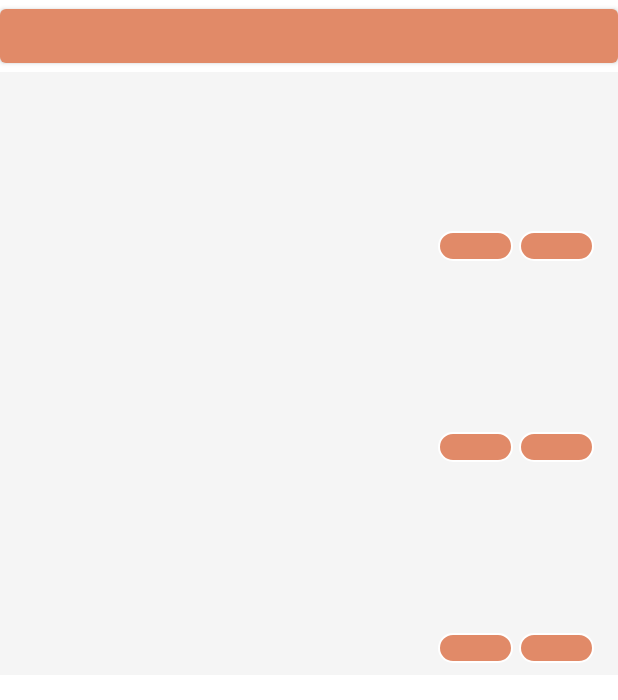
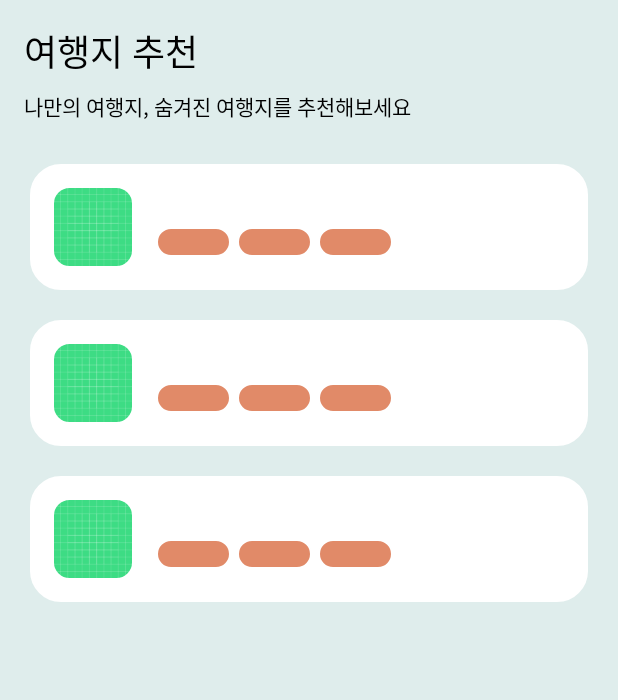
Before and after one commit to dahaeng/dahaeng-android, an Android app: the layout activity_community.xml on its own in the app's theme, with its tools: preview values and no code run, on a phone screen of 412 x 824 dp. Shown: the top 700 px of the screen. Run offline under Robolectric (Android 15) with nearby library versions, the phone set to English and light mode, and no system bars.

Commit message:
design & refactor: design recyclerview and postitem, refactor recycler id code

```diff
--- a/presentation/src/main/kotlin/team/dahaeng/android/activity/community/CommunityActivity.kt
+++ b/presentation/src/main/kotlin/team/dahaeng/android/activity/community/CommunityActivity.kt
@@ -29,7 +29,7 @@ class CommunityActivity : BaseActivity<ActivityCommunityBinding, CommunityViewMo
     override fun onCreate(savedInstanceState: Bundle?) {
         super.onCreate(savedInstanceState)
 
-        binding.recyclerviewCommunity.adapter = CommunityAdapter()
+        binding.rvCommunity.adapter = CommunityAdapter()
         vm.importPostList()
         val result =
             registerForActivityResult(ActivityResultContracts.StartActivityForResult()) { result: ActivityResult ->
@@ -38,14 +38,14 @@ class CommunityActivity : BaseActivity<ActivityCommunityBinding, CommunityViewMo
                 }
             }
 
-        binding.btnUploadimage.setOnClickListener {
-            val imagePickIntent = Intent(Intent.ACTION_PICK)
-            imagePickIntent.type = "image/*"
-            result.launch(imagePickIntent)
-        }
+//        binding.btnUploadimage.setOnClickListener {
+//            val imagePickIntent = Intent(Intent.ACTION_PICK)
+//            imagePickIntent.type = "image/*"
+//            result.launch(imagePickIntent)
+//        }
         vm.postList.observe(this, { postList ->
             if (postList.isNotEmpty()) {
-                (binding.recyclerviewCommunity.adapter as CommunityAdapter).submitList(postList)
+                (binding.rvCommunity.adapter as CommunityAdapter).submitList(postList)
             }
         })
     }
--- /dev/null
+++ b/presentation/src/main/res/drawable/bg_baseline_post.xml
@@ -0,0 +1,11 @@
+<?xml version="1.0" encoding="utf-8"?>
+<shape xmlns:android="http://schemas.android.com/apk/res/android"
+    android:shape="rectangle">
+    <solid android:color="@color/white"/>
+    <corners android:radius="20dp"/>
+
+    <stroke
+        android:width="1dp"
+        android:color="@color/white"/>
+
+</shape>
--- /dev/null
+++ b/presentation/src/main/res/drawable/ic_baseline_write_24.xml
@@ -0,0 +1,10 @@
+<vector xmlns:android="http://schemas.android.com/apk/res/android"
+    android:width="24dp"
+    android:height="24dp"
+    android:viewportWidth="24"
+    android:viewportHeight="24"
+    android:tint="?attr/colorControlNormal">
+  <path
+      android:fillColor="@android:color/white"
+      android:pathData="M3,17.25V21h3.75L17.81,9.94l-3.75,-3.75L3,17.25zM20.71,7.04c0.39,-0.39 0.39,-1.02 0,-1.41l-2.34,-2.34c-0.39,-0.39 -1.02,-0.39 -1.41,0l-1.83,1.83 3.75,3.75 1.83,-1.83z"/>
+</vector>
--- a/presentation/src/main/res/layout/activity_community.xml
+++ b/presentation/src/main/res/layout/activity_community.xml
@@ -19,28 +19,55 @@
     </data>
 
     <androidx.constraintlayout.widget.ConstraintLayout
+        android:background="@color/rv_lightgrey"
         android:id="@+id/ccl_container"
         android:layout_width="match_parent"
         android:layout_height="match_parent"
         tools:context=".activity.community.CommunityActivity">
 
-        <Button
-            android:id="@+id/btn_uploadimage"
-            android:layout_width="match_parent"
+
+        <TextView
+            android:id="@+id/tv_communitytitle"
+            android:layout_width="wrap_content"
             android:layout_height="wrap_content"
-            app:layout_constraintEnd_toEndOf="parent"
+            android:layout_marginLeft="16dp"
+            android:layout_marginTop="16dp"
+            android:fontFamily="@font/nanumbarungothic"
+
+            android:text="여행지 추천"
+            android:textColor="@color/black"
+
+            android:textSize="24sp"
             app:layout_constraintStart_toStartOf="parent"
-            app:layout_constraintTop_toTopOf="parent"></Button>
+            app:layout_constraintTop_toTopOf="parent" />
+
+        <TextView
+            android:id="@+id/textView"
+            android:layout_width="wrap_content"
+            android:layout_height="wrap_content"
+            android:layout_marginTop="8dp"
+            android:text="나만의 여행지, 숨겨진 여행지를 추천해보세요"
+            android:textColor="@color/black"
+            app:layout_constraintStart_toStartOf="@+id/tv_communitytitle"
+            app:layout_constraintTop_toBottomOf="@+id/tv_communitytitle" />
+
+<!--        <ImageButton-->
+<!--            android:background="@drawable/ic_baseline_write_24"-->
+<!--            android:id="@+id/btn_writepost"-->
+<!--            android:layout_width="wrap_content"-->
+<!--            android:layout_height="wrap_content"></ImageButton>-->
 
         <androidx.recyclerview.widget.RecyclerView
-            android:id="@+id/recyclerview_community"
+            android:layout_marginTop="8dp"
+            android:id="@+id/rv_community"
             android:layout_width="match_parent"
             android:layout_height="0dp"
+            android:background="@color/rv_lightgrey"
             app:layoutManager="androidx.recyclerview.widget.LinearLayoutManager"
             app:layout_constraintBottom_toBottomOf="parent"
             app:layout_constraintEnd_toEndOf="parent"
             app:layout_constraintStart_toStartOf="parent"
-            app:layout_constraintTop_toBottomOf="@+id/btn_uploadimage"
+            app:layout_constraintTop_toBottomOf="@+id/textView"
             tools:listitem="@layout/post_item" />
 
 
--- a/presentation/src/main/res/layout/post_item.xml
+++ b/presentation/src/main/res/layout/post_item.xml
@@ -1,5 +1,4 @@
-<?xml version="1.0" encoding="utf-8"?>
-<!--
+<?xml version="1.0" encoding="utf-8"?><!--
   ~ Dahaeng © 2022 Ji Sungbin, 210202. all rights reserved.
   ~ Dahaeng license is under the MIT.
   ~
@@ -9,9 +8,11 @@
   -->
 
 <layout xmlns:android="http://schemas.android.com/apk/res/android"
-    xmlns:app="http://schemas.android.com/apk/res-auto">
+    xmlns:app="http://schemas.android.com/apk/res-auto"
+    xmlns:tools="http://schemas.android.com/tools">
 
     <data>
+
         <variable
             name="post"
             type="team.dahaeng.android.domain.community.model.Post" />
@@ -20,105 +21,76 @@
     <androidx.constraintlayout.widget.ConstraintLayout
         android:layout_width="match_parent"
         android:layout_height="wrap_content"
-        android:background="@color/browser_actions_bg_grey">
+        android:layout_marginLeft="20dp"
+        android:layout_marginTop="20dp"
+        android:layout_marginRight="20dp"
+        android:background="@drawable/bg_baseline_post">
 
-        <ImageView
+        <com.google.android.material.imageview.ShapeableImageView
             android:id="@+id/iv_travelphoto"
             android:layout_width="52dp"
             android:layout_height="52dp"
+            android:layout_marginVertical="16dp"
             android:layout_marginStart="16dp"
-            android:layout_marginTop="16dp"
+            android:src="@drawable/ic_launcher_background"
+            app:layout_constraintBottom_toBottomOf="parent"
             app:layout_constraintStart_toStartOf="parent"
-            app:layout_constraintTop_toTopOf="parent">
+            app:layout_constraintTop_toTopOf="parent"
+            app:shapeAppearanceOverlay="@style/iv_round_border" />
 
-        </ImageView>
 
-        <LinearLayout
-
-            android:id="@+id/linearLayout"
+        <TextView
+            android:id="@+id/tv_post_title"
+            style="@style/tv_title"
             android:layout_width="0dp"
             android:layout_height="wrap_content"
-            android:layout_marginStart="8dp"
-            android:layout_marginEnd="16dp"
-            app:layout_constraintBottom_toBottomOf="@+id/iv_travelphoto"
+            android:layout_marginHorizontal="16dp"
+            android:layout_weight="7"
+            android:text="@{post.title}"
+            android:textColor="@color/black"
             app:layout_constraintEnd_toEndOf="parent"
             app:layout_constraintStart_toEndOf="@+id/iv_travelphoto"
             app:layout_constraintTop_toTopOf="@+id/iv_travelphoto">
 
-            <TextView
-                android:textColor="@color/black"
-                android:id="@+id/tv_post_title"
-                style="@style/tv_title"
-                android:layout_width="wrap_content"
-                android:layout_height="wrap_content"
-                android:layout_marginEnd="16dp"
-                android:layout_weight="7"
-                android:text="@{post.title}"
-                app:layout_constraintStart_toStartOf="parent"
-                app:layout_constraintTop_toTopOf="parent">
-
-            </TextView>
-
-            <TextView
-                android:id="@+id/tv_expense"
-                style="@style/tv_content"
-                android:layout_width="wrap_content"
-                android:layout_height="wrap_content"
-                android:layout_weight="3"
-                android:gravity="end"
-                android:text="@{post.expense}"
-                app:layout_constraintEnd_toEndOf="parent"
-                app:layout_constraintTop_toTopOf="@+id/textview_post_title" />
-
-        </LinearLayout>
-
-        <TextView
-            android:id="@+id/tv_period"
-            style="@style/tv_content"
-            android:layout_width="wrap_content"
-            android:layout_height="wrap_content"
-            android:layout_marginTop="4dp"
-            android:text="@{post.period}"
-            app:layout_constraintEnd_toEndOf="@+id/linearLayout"
-            app:layout_constraintTop_toBottomOf="@+id/linearLayout" />
-
-        <TextView
-            android:id="@+id/tv_content"
-            style="@style/tv_content"
-            android:layout_width="0dp"
-            android:layout_height="wrap_content"
-            android:layout_marginTop="16dp"
-            android:maxLines="2"
-            android:text="@{post.content}"
-            app:layout_constraintEnd_toEndOf="@+id/linearLayout"
-            app:layout_constraintStart_toStartOf="@+id/iv_travelphoto"
-            app:layout_constraintTop_toBottomOf="@+id/iv_travelphoto" />
-
-        <TextView
-            android:id="@+id/tv_tag_location"
-            style="@style/tv_tag"
-            android:layout_width="50dp"
-            android:layout_height="20dp"
-            android:layout_marginEnd="4dp"
-            android:background="@drawable/bg_baseline_tag_30"
-            android:gravity="center"
-            android:text="@{post.tagLocation}"
-            app:layout_constraintBottom_toBottomOf="@+id/tv_tag_theme"
-            app:layout_constraintEnd_toStartOf="@+id/tv_tag_theme"
-            app:layout_constraintTop_toTopOf="@+id/tv_tag_theme" />
+        </TextView>
 
         <TextView
             android:id="@+id/tv_tag_theme"
             style="@style/tv_tag"
             android:layout_width="50dp"
             android:layout_height="20dp"
-            android:layout_marginVertical="8dp"
-            android:background="@drawable/bg_baseline_tag_30"
+            android:layout_marginTop="4dp"
+            android:background="@drawable/bg_baseline_tag"
             android:gravity="center"
             android:text="@{post.tagTheme}"
-            app:layout_constraintBottom_toBottomOf="parent"
-            app:layout_constraintEnd_toEndOf="@+id/tv_content"
-            app:layout_constraintTop_toBottomOf="@+id/tv_content" />
+            app:layout_constraintStart_toStartOf="@+id/tv_post_title"
+            app:layout_constraintTop_toBottomOf="@+id/tv_post_title" />
+
+        <TextView
+            android:id="@+id/tv_expense"
+            style="@style/tv_tag"
+            android:layout_width="50dp"
+            android:layout_height="20dp"
+            android:layout_marginStart="4dp"
+            android:background="@drawable/bg_baseline_tag"
+            android:gravity="center"
+            android:text="@{post.expense}"
+            app:layout_constraintBottom_toBottomOf="@+id/tv_tag_theme"
+            app:layout_constraintStart_toEndOf="@+id/tv_tag_theme"
+            app:layout_constraintTop_toTopOf="@+id/tv_tag_theme" />
+
+        <TextView
+            android:id="@+id/tv_period"
+            style="@style/tv_tag"
+            android:layout_width="50dp"
+            android:layout_height="20dp"
+            android:layout_marginStart="4dp"
+            android:background="@drawable/bg_baseline_tag"
+            android:gravity="center"
+            android:text="@{post.period}"
+            app:layout_constraintBottom_toBottomOf="@+id/tv_expense"
+            app:layout_constraintStart_toEndOf="@+id/tv_expense"
+            app:layout_constraintTop_toTopOf="@+id/tv_expense" />
 
     </androidx.constraintlayout.widget.ConstraintLayout>
 </layout>
--- a/presentation/src/main/res/values/colors.xml
+++ b/presentation/src/main/res/values/colors.xml
@@ -14,4 +14,5 @@
 
     <color name="white">#ffffff</color>
     <color name="black">#000000</color>
+    <color name="rv_lightgrey">#dfedec</color>
 </resources>
--- a/presentation/src/main/res/values/themes.xml
+++ b/presentation/src/main/res/values/themes.xml
@@ -17,7 +17,7 @@
     </style>
 
     <style name="tv_title">
-        <item name="android:textSize">12sp</item>
+        <item name="android:textSize">16sp</item>
         <item name="android:textStyle">bold</item>
     </style>
 
```
Also changed, not shown: presentation/src/main/res/drawable/bg_baseline_tag.xml (renamed from presentation/src/main/res/drawable/bg_baseline_tag_30.xml).
